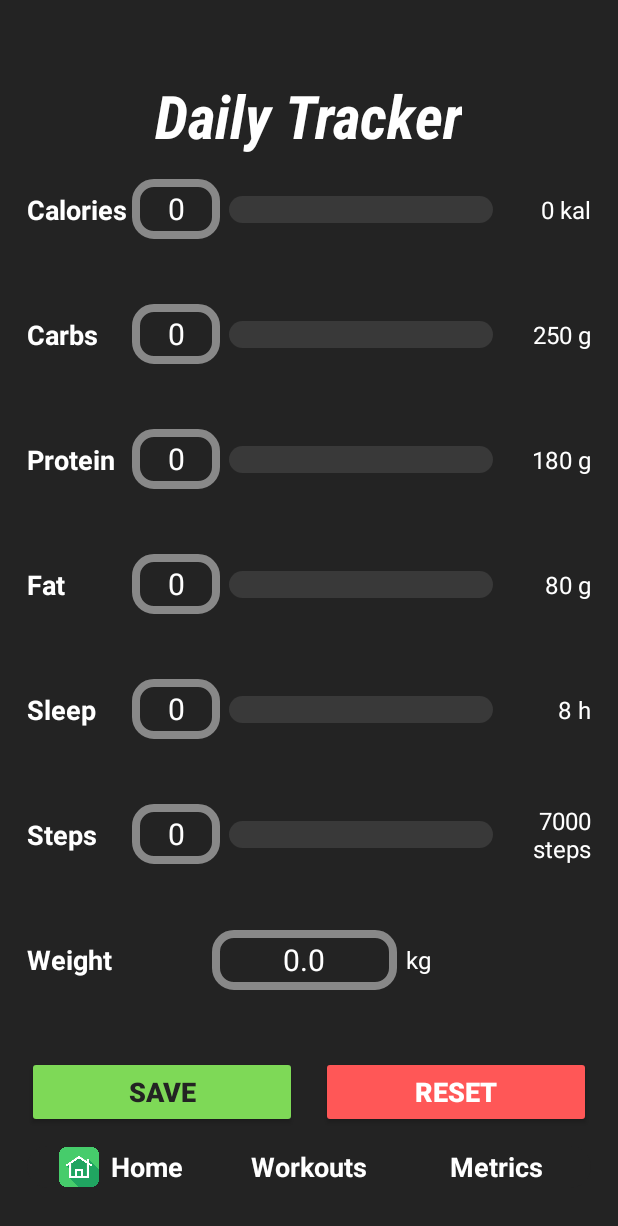
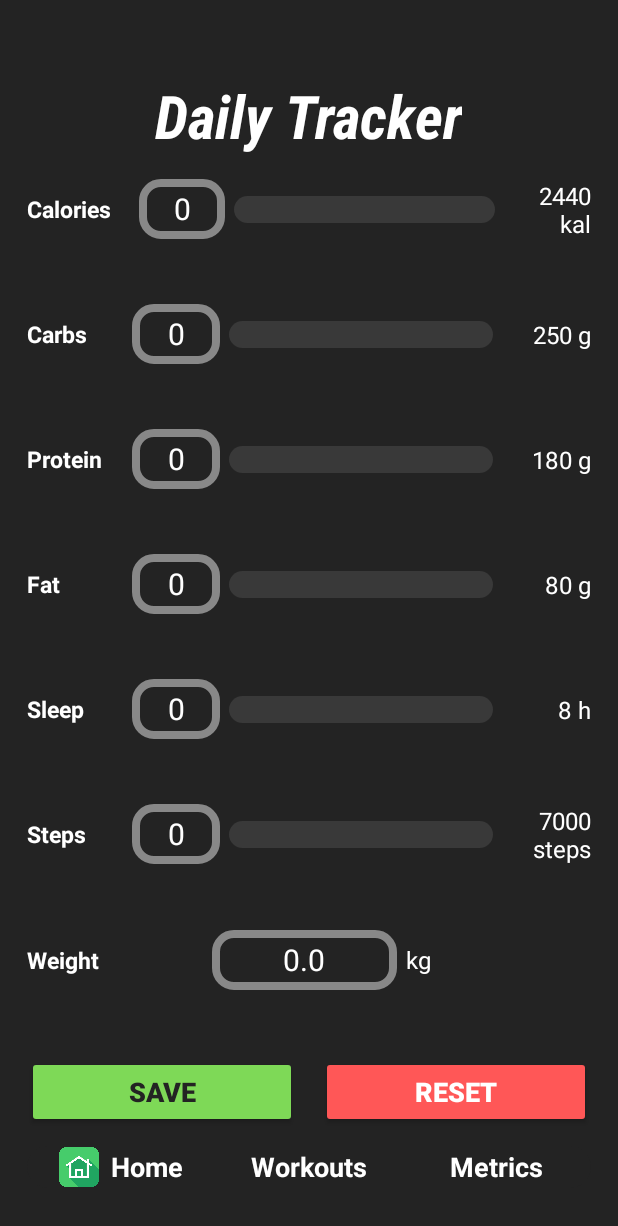
Before and after one commit to mamontov98/FitCheck, an Android app: the DailyTrackerActivity screen opened directly, with no data from a screen before it, on a phone screen of 412 x 824 dp. Shown: the top 1226 px of the screen. Run offline under Robolectric (Android 15) with nearby library versions, the phone set to English and light mode, and no system bars; our stand-ins replace Firebase (no records; nobody signed in at launch, a user with empty details on screens opened directly).

Commit message:
fix UI int Checkup activity

```diff
--- a/app/src/main/AndroidManifest.xml
+++ b/app/src/main/AndroidManifest.xml
@@ -30,6 +30,7 @@
             android:exported="false" />
         <activity
             android:name=".UI.WeeklyCheckUpActivity"
+            android:windowSoftInputMode="stateUnchanged|adjustPan"
             android:exported="false" />
         <activity
             android:name=".UI.Workout3Activity"
--- a/app/src/main/java/com/example/fitcheck/UI/DailyTrackerActivity.kt
+++ b/app/src/main/java/com/example/fitcheck/UI/DailyTrackerActivity.kt
@@ -10,6 +10,7 @@ import com.example.fitcheck.R
 import com.example.fitcheck.logic.DailyTrackerManager
 import com.example.fitcheck.logic.GoalsManager
 import com.example.fitcheck.model.DailyTrackerEntry
+import com.example.fitcheck.model.Goals
 
 class DailyTrackerActivity : AppCompatActivity() {
 
@@ -42,7 +43,7 @@ class DailyTrackerActivity : AppCompatActivity() {
     private lateinit var DailyTrackerEntry_BTN_Reset: Button
 
     // User's goals
-    private var lastGoals: com.example.fitcheck.model.Goals? = null
+    private var lastGoals:Goals? = null
 
     override fun onCreate(savedInstanceState: Bundle?) {
         super.onCreate(savedInstanceState)
@@ -113,15 +114,25 @@ class DailyTrackerActivity : AppCompatActivity() {
     }
 
     // Sets progress bar max values and UI labels according to user goals
-    private fun setGoalsLimits(goals: com.example.fitcheck.model.Goals) {
-        progressBarCalories.max = goals.calories
+    private fun setGoalsLimits(goals: Goals) {
+        val maxCalories =
+            if (goals.calories > 0)
+            {
+                goals.calories
+            }
+            else
+            {
+                goalsManager.calculateCalories(goals.carbs, goals.protein, goals.fat)
+            }
+
+        progressBarCalories.max = maxCalories
         ProgressBarCarbs.max = goals.carbs
         ProgressBarProtein.max = goals.protein
         ProgressBarFat.max = goals.fat
         ProgressBarSteps.max = goals.steps
         ProgressBarSleep.max = goals.sleep
 
-        DailyTrackerEntry_LBL_MaxCalories.text = "${goals.calories} kal"
+        DailyTrackerEntry_LBL_MaxCalories.text = "${maxCalories} kal"
         DailyTrackerEntry_LBL_MaxCarbs.text = "${goals.carbs} g"
         DailyTrackerEntry_LBL_MaxProtein.text = "${goals.protein} g"
         DailyTrackerEntry_LBL_MaxFat.text = "${goals.fat} g"
--- a/app/src/main/java/com/example/fitcheck/UI/WeeklyCheckUpActivity.kt
+++ b/app/src/main/java/com/example/fitcheck/UI/WeeklyCheckUpActivity.kt
@@ -34,7 +34,7 @@ class WeeklyCheckUpActivity : AppCompatActivity() {
 
     override fun onCreate(savedInstanceState: Bundle?) {
         super.onCreate(savedInstanceState)
-        enableEdgeToEdge()
+        //enableEdgeToEdge()
         setContentView(R.layout.activity_weekly_check_up)
 
         findViews()
--- a/app/src/main/res/layout/activity_daily_tracker.xml
+++ b/app/src/main/res/layout/activity_daily_tracker.xml
@@ -15,7 +15,7 @@
             android:paddingBottom="32dp"
             android:gravity="center_horizontal">
 
-            <!-- כותרת -->
+
             <TextView
                 android:id="@+id/title_daily_tracker"
                 android:layout_width="wrap_content"
@@ -43,13 +43,18 @@
                 <TextView
                     android:id="@+id/label_calories"
                     android:layout_width="0dp"
+                    android:layout_height="wrap_content"
+                    android:layout_weight="1.3"
+                    android:autoSizeMaxTextSize="20sp"
+                    android:autoSizeMinTextSize="15sp"
+                    android:autoSizeStepGranularity="1sp"
+                    android:autoSizeTextType="uniform"
                     android:ellipsize="end"
-                    android:layout_height="wrap_content"
-                    android:layout_weight="1.2"
+                    android:includeFontPadding="false"
+                    android:maxLines="1"
                     android:text="Calories"
                     android:textColor="#FFF"
-                    android:textSize="18sp"
-                    android:textStyle="bold"/>
+                    android:textStyle="bold" />
 
                 <TextView
                     android:id="@+id/DailyTrackerEntry_ET_Calories"
@@ -81,7 +86,7 @@
                     android:layout_width="0dp"
                     android:layout_height="wrap_content"
                     android:layout_weight="1"
-                    android:text="0 kal"
+                    android:text="0 kcal"
                     android:textColor="#FFF"
                     android:textSize="16sp"
                     android:gravity="end"/>
@@ -105,7 +110,7 @@
                     android:layout_weight="1.2"
                     android:text="Carbs"
                     android:textColor="#FFF"
-                    android:textSize="18sp"
+                    android:textSize="15sp"
                     android:textStyle="bold"/>
 
                 <EditText
@@ -161,7 +166,7 @@
                     android:layout_weight="1.2"
                     android:text="Protein"
                     android:textColor="#FFF"
-                    android:textSize="18sp"
+                    android:textSize="15sp"
                     android:textStyle="bold"/>
 
                 <EditText
@@ -217,7 +222,7 @@
                     android:layout_weight="1.2"
                     android:text="Fat"
                     android:textColor="#FFF"
-                    android:textSize="18sp"
+                    android:textSize="15sp"
                     android:textStyle="bold"/>
 
                 <EditText
@@ -273,7 +278,7 @@
                     android:layout_weight="1.2"
                     android:text="Sleep"
                     android:textColor="#FFF"
-                    android:textSize="18sp"
+                    android:textSize="15sp"
                     android:textStyle="bold"/>
 
                 <EditText
@@ -329,7 +334,7 @@
                     android:layout_weight="1.2"
                     android:text="Steps"
                     android:textColor="#FFF"
-                    android:textSize="18sp"
+                    android:textSize="15sp"
                     android:textStyle="bold"/>
 
                 <EditText
@@ -369,7 +374,6 @@
             </LinearLayout>
 
             <!-- Weight -->
-            <!-- Weight (רק להזנה, לא יעד) -->
             <LinearLayout
                 android:id="@+id/row_weight"
                 android:layout_width="match_parent"
@@ -386,7 +390,7 @@
                     android:layout_weight="1"
                     android:text="Weight"
                     android:textColor="#FFF"
-                    android:textSize="18sp"
+                    android:textSize="15sp"
                     android:textStyle="bold" />
 
                 <EditText
--- a/app/src/main/res/layout/activity_set_up_goals.xml
+++ b/app/src/main/res/layout/activity_set_up_goals.xml
@@ -297,6 +297,6 @@
         android:layout_height="wrap_content"
         android:layout_alignParentBottom="true"
         android:layout_centerHorizontal="true"
-        android:layout_marginBottom="22dp" />
+        android:layout_marginBottom="2dp" />
 
 </RelativeLayout>
--- a/app/src/main/res/layout/activity_weekly_check_up.xml
+++ b/app/src/main/res/layout/activity_weekly_check_up.xml
@@ -10,6 +10,7 @@
         android:layout_width="match_parent"
         android:layout_height="match_parent"
         android:layout_above="@+id/checkup_BTN_Photo_Progress"
+        android:fillViewport="true"
         android:layout_marginBottom="30dp"
         android:paddingStart="24dp"
         android:paddingEnd="24dp"
@@ -268,6 +269,6 @@
         android:layout_height="wrap_content"
         android:layout_alignParentBottom="true"
         android:layout_centerHorizontal="true"
-        android:layout_marginBottom="50dp" />
+       android:layout_marginBottom="5dp" />
 
 </RelativeLayout>
--- a/app/src/main/res/layout/activity_weekly_metrics.xml
+++ b/app/src/main/res/layout/activity_weekly_metrics.xml
@@ -42,7 +42,7 @@
         android:layout_alignTop="@id/WeeklyMetrics_LBL_DateRange"
         android:layout_marginStart="18dp"/>
 
-    <!-- RecyclerView למדדים -->
+
     <androidx.recyclerview.widget.RecyclerView
         android:id="@+id/rvMetrics"
         android:layout_width="match_parent"
--- a/app/src/main/res/layout/activity_workout1.xml
+++ b/app/src/main/res/layout/activity_workout1.xml
@@ -4,7 +4,7 @@
     android:layout_height="match_parent"
     android:background="#191919">
 
-    <!-- כותרת -->
+
     <TextView
         android:id="@+id/title_workout"
         android:layout_width="wrap_content"
@@ -18,7 +18,7 @@
         android:textSize="32sp"
         android:textStyle="bold" />
 
-    <!-- כותרות עמודות -->
+
     <LinearLayout
         android:id="@+id/column_titles"
         android:layout_width="match_parent"
@@ -111,7 +111,7 @@
         android:paddingStart="12dp"
         android:paddingEnd="12dp" />
 
-    <!-- שורת כפתורים -->
+
     <LinearLayout
         android:id="@+id/buttons_row"
         android:layout_width="match_parent"
--- a/app/src/main/res/layout/activity_workout2.xml
+++ b/app/src/main/res/layout/activity_workout2.xml
@@ -4,7 +4,7 @@
     android:layout_height="match_parent"
     android:background="#191919">
 
-    <!-- כותרת -->
+
     <TextView
         android:id="@+id/title_workout"
         android:layout_width="wrap_content"
--- a/app/src/main/res/layout/activity_workout_menu.xml
+++ b/app/src/main/res/layout/activity_workout_menu.xml
@@ -4,7 +4,7 @@
     android:layout_height="match_parent"
     android:background="#232323">
 
-    <!-- כותרת -->
+
     <TextView
         android:id="@+id/title_workout_menu"
         android:layout_width="wrap_content"
@@ -18,7 +18,7 @@
         android:layout_centerHorizontal="true"
         android:layout_marginTop="48dp"/>
 
-    <!-- כפתורים -->
+
     <LinearLayout
         android:id="@+id/buttons_container"
         android:layout_width="match_parent"
--- a/app/src/main/res/layout/item_metric.xml
+++ b/app/src/main/res/layout/item_metric.xml
@@ -22,7 +22,7 @@
         android:layout_marginStart="8dp"
         android:layout_marginTop="10dp"/>
 
-    <!-- כאן יכנס הגרף הקטן שלך (כרגע אפשר סתם View, אח"כ תכניס CustomView/ספריה) -->
+
     <com.robinhood.spark.SparkView
         android:id="@+id/metricGraph"
         android:layout_width="match_parent"
```
Also changed, not shown: app/src/main/res/layout/activity_log_in.xml (+4 -4 lines), app/src/main/res/layout/activity_main_menu.xml (+6 -6 lines), app/src/main/res/layout/activity_progress_photo.xml (+6 -6 lines), app/src/main/res/layout/activity_signup.xml (+5 -5 lines).
